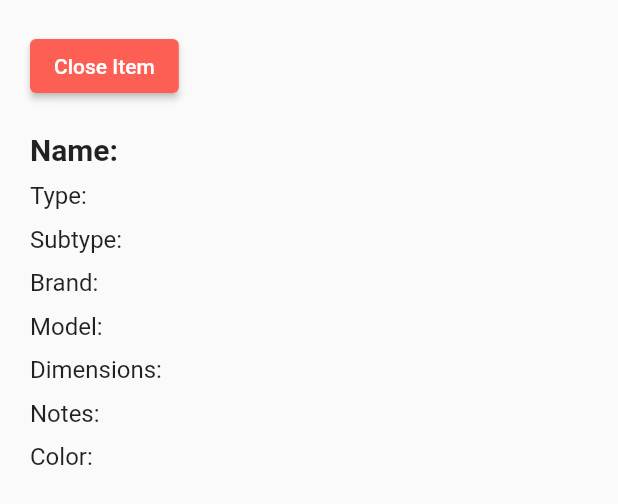
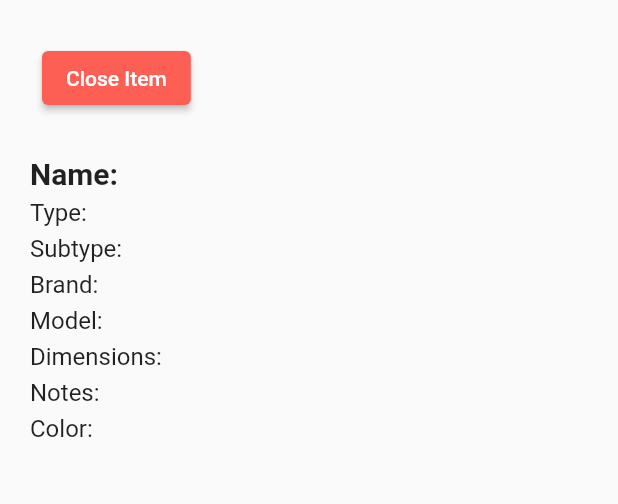
Before and after one commit to andreaborders/homeventoryapp, a Flutter app: the BottomSheetWidget widget shown alone on an empty page, opened directly with empty values, on a phone screen of 412 x 824 dp. Shown: the top 504 px of the screen. Run offline on Flutter 3.47's test engine with Material 2 defaults, Android fonts, the phone set to English and light mode, and no system bars; our stand-ins replace get, google_fonts; missing offline and left inert: dart:html.

Commit message:
Add files via upload

```diff
--- a/lib/widgets/bottom_sheet.dart
+++ b/lib/widgets/bottom_sheet.dart
@@ -9,18 +9,24 @@ class BottomSheetWidget extends StatelessWidget {
 
   @override
   Widget build(BuildContext context) {
-    return Container(
+    return SingleChildScrollView(
+      child: Container(
         padding: const EdgeInsets.all(20.0),
         child: Column(
           crossAxisAlignment: CrossAxisAlignment.start,
           mainAxisSize: MainAxisSize.min,
           children: [
-          ElevatedButton(
+            Expanded(
+              child: Container(
+                padding: const EdgeInsets.all(8.0),
+                child: ElevatedButton(
                   onPressed: () => Navigator.pop(context),
                   style: ElevatedButton.styleFrom(
                     backgroundColor: Color(0xFFFE5F55),
                   ),
                   child: const Text('Close Item'),
+                ),
+              ),
             ),
             SizedBox(height: 20.0),
             Text(
@@ -30,57 +36,60 @@ class BottomSheetWidget extends StatelessWidget {
                 fontSize: 20.0,
               ),
             ),
-          SizedBox(height: 10.0),
+            SizedBox(height: 5.0),
             Text(
               'Type: ${item.itemType}',
               style: const TextStyle(
                 fontSize: 16.0,
               ),
             ),
-          SizedBox(height: 10.0),
+            SizedBox(height: 5.0),
             Text(
               'Subtype: ${item.itemSubtype}',
               style: const TextStyle(
                 fontSize: 16.0,
               ),
             ),
-          SizedBox(height: 10.0),
+            SizedBox(height: 5.0),
             Text(
               'Brand: ${item.itemBrand}',
               style: const TextStyle(
                 fontSize: 16.0,
               ),
             ),
-          SizedBox(height: 10.0),
+            SizedBox(height: 5.0),
             Text(
               'Model: ${item.itemModel}',
               style: const TextStyle(
                 fontSize: 16.0,
               ),
             ),
-          SizedBox(height: 10.0),
+            SizedBox(height: 5.0),
             Text(
               'Dimensions: ${item.itemDimensions}',
               style: const TextStyle(
                 fontSize: 16.0,
               ),
             ),
-          SizedBox(height: 10.0),
-          Text(
+            SizedBox(height: 5.0),
+            Expanded(
+              child: Text(
                 'Notes: ${item.itemNotes}',
                 style: const TextStyle(
                   fontSize: 16.0,
                 ),
               ),
-          SizedBox(height: 10.0),
+            ),
+            SizedBox(height: 5.0),
             Text(
               'Color: ${item.itemColor}',
               style: const TextStyle(
                 fontSize: 16.0,
               ),
             ),
-          SizedBox(height: 20.0),
+            SizedBox(height: 5.0),
           ],
+        ),
       ),
     );
   }
--- a/lib/widgets/navigation_drawer.dart
+++ b/lib/widgets/navigation_drawer.dart
@@ -18,7 +18,15 @@ class AppDrawer extends StatelessWidget {
         padding: EdgeInsets.zero,
         children: [
           DrawerHeader(
-            child: Text('Homeventory Navigation'),
+            child: Text(
+              'Homeventory Navigation',
+              style: GoogleFonts.playfairDisplay(
+                textStyle: TextStyle(
+                  fontSize: 35,
+                  color: Colors.white,
+                ),
+              ),
+            ),
             decoration: BoxDecoration(
               color: Color(hexCode('#7A9E9F')),
             ),
@@ -27,6 +35,12 @@ class AppDrawer extends StatelessWidget {
             title: Text('Log In Page'),
             onTap: () {
               Get.offNamed('/');
+            },
+          ),
+          ListTile(
+            title: Text('Item Form Page'),
+            onTap: () {
+              Get.offNamed('/itemForm');
             },
           ),
           ListTile(
```
Lines whose indentation alone changed are shown as unchanged.
